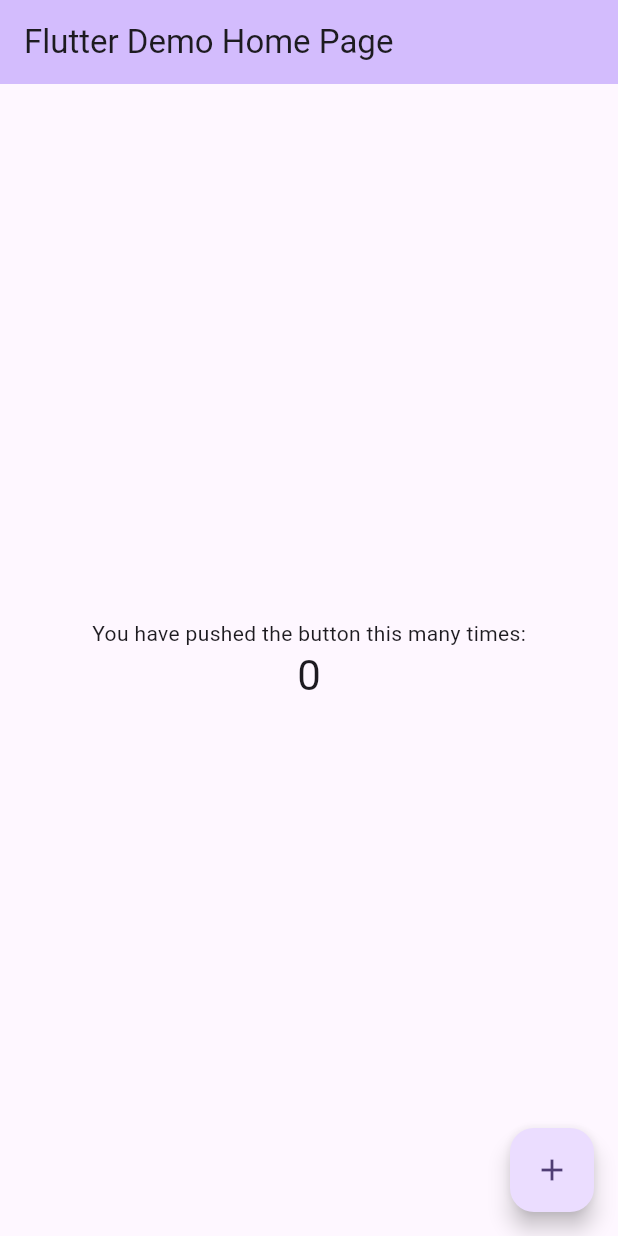
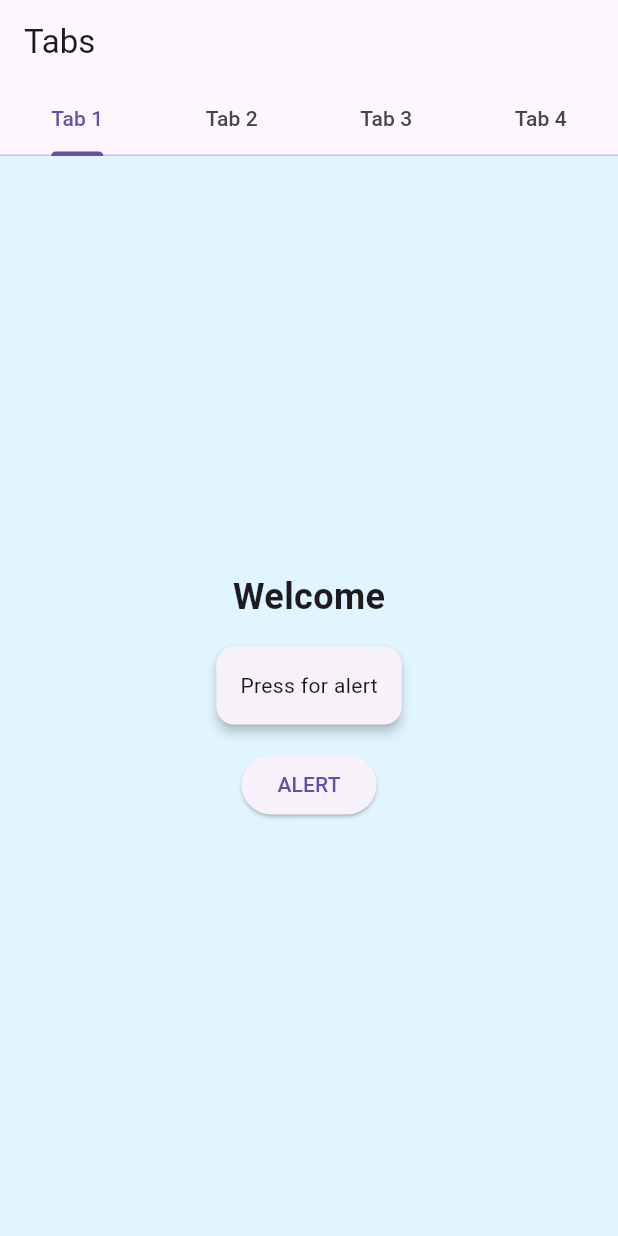
Before and after one commit to brockeh8/act3, a Flutter app: the screen it shows after launch, on a phone screen of 412 x 824 dp. Run offline on Flutter 3.47's test engine with Material 3 defaults, Android fonts, the phone set to English and light mode, and no system bars.

Commit message:
added tab code

```diff
--- a/lib/main.dart
+++ b/lib/main.dart
@@ -1,122 +1,240 @@
-import 'package:flutter/material.dart';
+import 'package:flutter/material.dart';   // standard lib // app bar, text, etc
 
-void main() {
-  runApp(const MyApp());
+
+
+void main() {   // main entry in flutter app
+  runApp(MyApp());
 }
 
+
+
 class MyApp extends StatelessWidget {
-  const MyApp({super.key});
+  // main intro for objects to be used ie: a blueprint for whats to be built
 
-  // This widget is the root of your application.
   @override
-  Widget build(BuildContext context) {
+  Widget build(BuildContext context) {   // first widget
     return MaterialApp(
-      title: 'Flutter Demo',
-      theme: ThemeData(
-        // This is the theme of your application.
-        //
-        // TRY THIS: Try running your application with "flutter run". You'll see
-        // the application has a purple toolbar. Then, without quitting the app,
-        // try changing the seedColor in the colorScheme below to Colors.green
-        // and then invoke "hot reload" (save your changes or press the "hot
-        // reload" button in a Flutter-supported IDE, or press "r" if you used
-        // the command line to start the app).
-        //
-        // Notice that the counter didn't reset back to zero; the application
-        // state is not lost during the reload. To reset the state, use hot
-        // restart instead.
-        //
-        // This works for code too, not just values: Most code changes can be
-        // tested with just a hot reload.
-        colorScheme: ColorScheme.fromSeed(seedColor: Colors.deepPurple),
+      // grabs all the common features to how we are theme, nav, and title
+      home: DefaultTabController(
+        // default screen
+        length: 4,    // changed from 3 to 4
+        child: _TabsNonScrollableDemo(),
       ),
-      home: const MyHomePage(title: 'Flutter Demo Home Page'),
     );
   }
 }
 
-class MyHomePage extends StatefulWidget {
-  const MyHomePage({super.key, required this.title});
 
-  // This widget is the home page of your application. It is stateful, meaning
-  // that it has a State object (defined below) that contains fields that affect
-  // how it looks.
 
-  // This class is the configuration for the state. It holds the values (in this
-  // case the title) provided by the parent (in this case the App widget) and
-  // used by the build method of the State. Fields in a Widget subclass are
-  // always marked "final".
+class _TabsNonScrollableDemo extends StatefulWidget {   // extends widget class
+  @override
+  __TabsNonScrollableDemoState createState() => __TabsNonScrollableDemoState();
+  // assigns state to widget
+}
 
-  final String title;
+
+
+class __TabsNonScrollableDemoState extends State<_TabsNonScrollableDemo>
+    with SingleTickerProviderStateMixin, RestorationMixin {
+
+  late TabController _tabController;     // going to keep track of all tabs and there history
+  final RestorableInt tabIndex = RestorableInt(0);
+
+
 
   @override
-  State<MyHomePage> createState() => _MyHomePageState();
+  String get restorationId => 'tab_non_scrollable_demo';
+
+
+
+  @override
+  void restoreState(RestorationBucket? oldBucket, bool initialRestore) {
+    registerForRestoration(tabIndex, 'tab_index');
+    _tabController.index = tabIndex.value;
   }
 
-class _MyHomePageState extends State<MyHomePage> {
-  int _counter = 0;
 
-  void _incrementCounter() {
+
+  @override
+  void initState() {
+    super.initState();   // called everytime something is created
+
+    _tabController = TabController(
+      initialIndex: 0,   // initialized
+      length: 4,
+      vsync: this,       // sync'd and pushes project to run smooth
+    );
+
+    _tabController.addListener(() {
       setState(() {
-      // This call to setState tells the Flutter framework that something has
-      // changed in this State, which causes it to rerun the build method below
-      // so that the display can reflect the updated values. If we changed
-      // _counter without calling setState(), then the build method would not be
-      // called again, and so nothing would appear to happen.
-      _counter++;
+        tabIndex.value = _tabController.index;
+      });
     });
   }
 
+
+
+  // junk collector
+  @override
+  void dispose() {   // watches for leaks
+    _tabController.dispose();
+    tabIndex.dispose();
+    super.dispose();
+  }
+
+
+
   @override
   Widget build(BuildContext context) {
-    // This method is rerun every time setState is called, for instance as done
-    // by the _incrementCounter method above.
-    //
-    // The Flutter framework has been optimized to make rerunning build methods
-    // fast, so that you can just rebuild anything that needs updating rather
-    // than having to individually change instances of widgets.
+
+    // For the To do task hint: consider defining the widget and name of the tabs here
+    final tabs = ['Tab 1', 'Tab 2', 'Tab 3', 'Tab 4'];
+
+
+    // app bar and body (main part of app)
     return Scaffold(
       appBar: AppBar(
-        // TRY THIS: Try changing the color here to a specific color (to
-        // Colors.amber, perhaps?) and trigger a hot reload to see the AppBar
-        // change color while the other colors stay the same.
-        backgroundColor: Theme.of(context).colorScheme.inversePrimary,
-        // Here we take the value from the MyHomePage object that was created by
-        // the App.build method, and use it to set our appbar title.
-        title: Text(widget.title),
+        automaticallyImplyLeading: false,
+        title: Text('Tabs'),
+        bottom: TabBar(
+          controller: _tabController,
+          isScrollable: false,
+          tabs: [
+            for (final tab in tabs) Tab(text: tab),
+          ],
         ),
-      body: Center(
-        // Center is a layout widget. It takes a single child and positions it
-        // in the middle of the parent.
+      ),
+      body: TabBarView(
+        controller: _tabController,
+        children: [
+
+          // TAB 1
+          Container(
+            color: Colors.lightBlue.shade50,
+            padding: const EdgeInsets.all(16),
+
             child: Column(
-          // Column is also a layout widget. It takes a list of children and
-          // arranges them vertically. By default, it sizes itself to fit its
-          // children horizontally, and tries to be as tall as its parent.
-          //
-          // Column has various properties to control how it sizes itself and
-          // how it positions its children. Here we use mainAxisAlignment to
-          // center the children vertically; the main axis here is the vertical
-          // axis because Columns are vertical (the cross axis would be
-          // horizontal).
-          //
-          // TRY THIS: Invoke "debug painting" (choose the "Toggle Debug Paint"
-          // action in the IDE, or press "p" in the console), to see the
-          // wireframe for each widget.
               mainAxisAlignment: MainAxisAlignment.center,
-          children: <Widget>[
-            const Text('You have pushed the button this many times:'),
-            Text(
-              '$_counter',
-              style: Theme.of(context).textTheme.headlineMedium,
+              children: [
+
+                const Text(
+                  'Welcome',
+                  style: TextStyle(fontSize: 24, fontWeight: FontWeight.bold),
+                ),
+
+                const SizedBox(height: 12),
+
+                Card(
+                  elevation: 3,
+                  shape: RoundedRectangleBorder(
+                    borderRadius: BorderRadius.circular(12),
+                  ),
+                  child: const Padding(
+                    padding: EdgeInsets.all(16),
+                    child: Text('Press for alert'),
+                  ),
+                ),
+
+                const SizedBox(height: 12),
+
+                ElevatedButton(
+                  onPressed: () {
+                    showDialog<void>(
+                      context: context,
+                      builder: (ctx) => AlertDialog(
+                        title: const Text('Hello!'),
+                        content: const Text('AHHHHHHHHHH'),
+                        actions: [
+                          TextButton(
+                            onPressed: () => Navigator.pop(ctx),
+                            child: const Text('CLOSE'),
+                          ),
+                        ],
+                      ),
+                    );
+                  },
+                  child: const Text('ALERT'),
                 ),
               ],
             ),
           ),
-      floatingActionButton: FloatingActionButton(
-        onPressed: _incrementCounter,
-        tooltip: 'Increment',
-        child: const Icon(Icons.add),
-      ), // This trailing comma makes auto-formatting nicer for build methods.
+
+
+
+          // TAB 2
+          Center(
+            child: Column(
+              mainAxisAlignment: MainAxisAlignment.center,
+              children: [
+                TextField(
+                  decoration: InputDecoration(
+                    border: OutlineInputBorder(),
+                    labelText: 'wsp',
+                  ),
+                ),
+                Image.network(
+                  'https://tse4.mm.bing.net/th/id/OIP.V2cHrtVIvnST5MKxARm2OwHaEK?cb=ucfimgc2&rs=1&pid=ImgDetMain&o=7&rm=3',
+                  width: 200,
+                  height: 200,
+                ),
+              ],
+            ),
+          ),
+
+
+          // TAB 3
+          Container(
+            color: Colors.orange.shade50,
+            alignment: Alignment.center,
+            padding: const EdgeInsets.all(16),
+
+            child: ElevatedButton(
+              onPressed: () {
+                ScaffoldMessenger.of(context).showSnackBar(
+                  const SnackBar(
+                    content: Text('BUTTON YA!'),
+                  ),
+                );
+              },
+              child: Text('Click me plz'),
+            ),
+          ),
+
+
+
+          // TAB 4
+          Center( // ListView widget
+            child: ListView(
+              children: [
+                Card(
+                  child: ListTile(
+                    title: Text('1'),
+                    subtitle: Text('stuff'),
+                  ),
+                ),
+                Card(
+                  child: ListTile(
+                    title: Text('2'),
+                    subtitle: Text('more stuff'),
+                  ),
+                ),
+                Card(
+                  child: ListTile(
+                    title: Text('3'),
+                    subtitle: Text('dont look'),
+                  ),
+                ),
+                Card(
+                  child: ListTile(
+                    title: Text('4'),
+                    subtitle: Text('ENOUGH'),
+                  ),
+                ),
+              ],
+            ),
+          ),
+        ],
+      ),
     );
   }
 }
```
Lines whose indentation alone changed are shown as unchanged.
